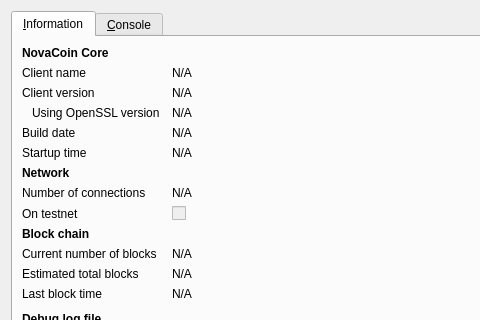
The window that src/qt/forms/rpcconsole.ui (albacoin/albacoin) describes before a commit, drawn with Qt 5; both pictures show x 0 to 480 and y 0 to 320 of the 740 by 450 pixel window.
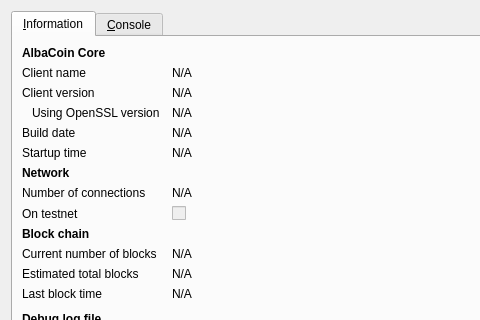
The same window after the commit. Icons and pictures are not drawn.

Patch:
```diff
--- a/src/qt/forms/rpcconsole.ui
+++ b/src/qt/forms/rpcconsole.ui
@@ -36,7 +36,7 @@
           </font>
          </property>
          <property name="text">
-          <string>NovaCoin Core</string>
+          <string>AlbaCoin Core</string>
          </property>
         </widget>
        </item>
```
Left out of the diff: 6 changed lines with no effect on the pictures.
